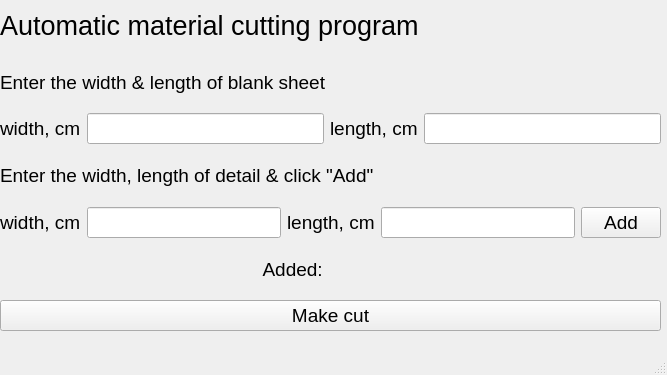
Qt form mainwindow.ui (AndrewAbramow/Guillotine_cut) before a commit.
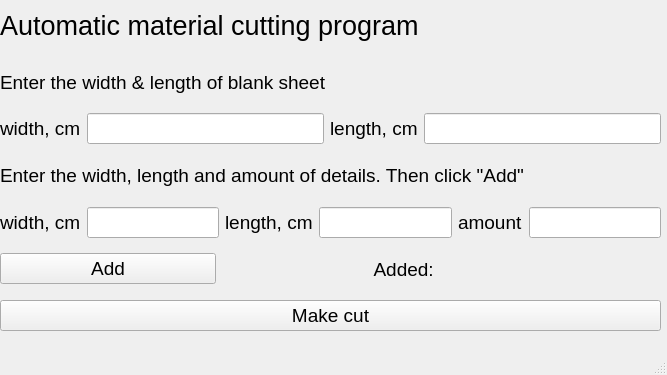
The same form after that commit.

Commit message: Amount option added

```diff
--- a/mainwindow.ui
+++ b/mainwindow.ui
@@ -117,7 +117,7 @@
         </font>
        </property>
        <property name="text">
-        <string>Enter the width, length of detail &amp; click &quot;Add&quot;</string>
+        <string>Enter the width, length and amount of details. Then click &quot;Add&quot;</string>
        </property>
       </widget>
      </item>
@@ -178,14 +178,29 @@
         </widget>
        </item>
        <item>
-        <widget class="QPushButton" name="addButton">
+        <widget class="QLabel" name="label_10">
          <property name="font">
           <font>
            <pointsize>14</pointsize>
           </font>
          </property>
          <property name="text">
-          <string>Add</string>
+          <string>amount</string>
+         </property>
+        </widget>
+       </item>
+       <item>
+        <widget class="QLineEdit" name="lineEdit_5">
+         <property name="font">
+          <font>
+           <pointsize>14</pointsize>
+          </font>
+         </property>
+         <property name="text">
+          <string/>
+         </property>
+         <property name="alignment">
+          <set>Qt::AlignCenter</set>
          </property>
         </widget>
        </item>
@@ -193,6 +208,18 @@
      </item>
      <item>
       <layout class="QHBoxLayout" name="horizontalLayout_2">
+       <item>
+        <widget class="QPushButton" name="addButton">
+         <property name="font">
+          <font>
+           <pointsize>14</pointsize>
+          </font>
+         </property>
+         <property name="text">
+          <string>Add</string>
+         </property>
+        </widget>
+       </item>
        <item>
         <widget class="QLabel" name="label_4">
          <property name="font">
```
The commit also changes 5 other files.
